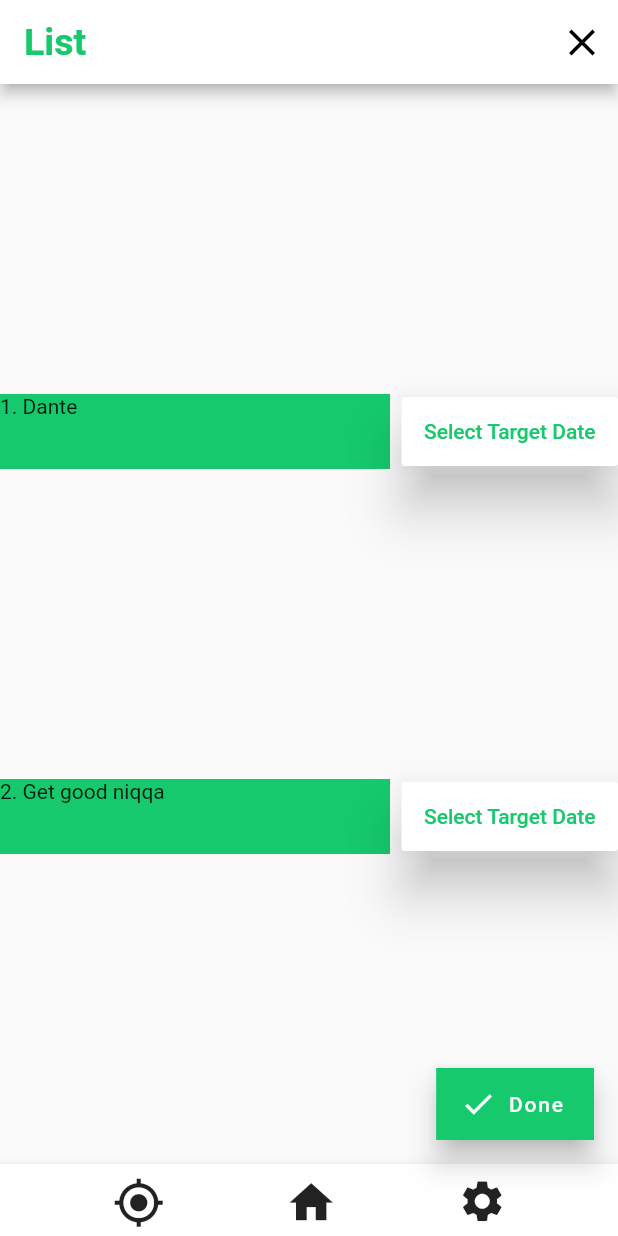
After one commit to studyinghub/vision_check_test, a Flutter app: the ExamplePage screen opened directly, on a phone screen of 412 x 824 dp. The commit adds this screen. Run offline on Flutter 3.47's test engine with Material 2 defaults, Android fonts, the phone set to English and light mode, and no system bars.

Commit message:
Added the date picker

```diff
--- /dev/null
+++ b/lib/components/date_picker.dart
@@ -0,0 +1,123 @@
+import 'package:flutter/cupertino.dart';
+import 'package:flutter/material.dart';
+import 'package:vision_check_test/step_builder.dart';
+import 'package:vision_check_test/components/BottomHomeBar.dart';
+import 'list_of_step_cards.dart';
+
+void main() {
+  runApp(DatePicker());
+}
+
+class DatePicker extends StatefulWidget {
+  @override
+  _DatePickerState createState() => _DatePickerState();
+}
+
+class _DatePickerState extends State<DatePicker> {
+  @override
+  Widget build(BuildContext context) {
+    return MaterialApp(home: ExamplePage());
+  }
+}
+
+class ExamplePage extends StatefulWidget {
+  @override
+  _ExamplePageState createState() => _ExamplePageState();
+}
+
+class _ExamplePageState extends State<ExamplePage> {
+  DateTime _setDate = DateTime.now();
+  Duration initialtimer = new Duration();
+  int selectitem = 1;
+  ListOfStepCards stepCards = new ListOfStepCards();
+
+  Widget datetime() {
+    return CupertinoDatePicker(
+      initialDateTime: DateTime.now(),
+      onDateTimeChanged: (DateTime newdate) {
+        print(newdate);
+      },
+      use24hFormat: true,
+      maximumDate: new DateTime(2030, 12, 30),
+      minimumYear: 2019,
+      maximumYear: 2030,
+      minuteInterval: 1,
+      mode: CupertinoDatePickerMode.dateAndTime,
+    );
+  }
+
+  @override
+  Widget build(BuildContext context) {
+    return Scaffold(
+      appBar: AppBar(
+        actions: <Widget>[
+          IconButton(
+            icon: new Icon(
+              Icons.close,
+              color: Colors.black,
+              size: 30,
+            ),
+            onPressed: () {
+              Navigator.push(
+                context,
+                MaterialPageRoute(
+                  builder: (context) => Steps(),
+                ),
+              );
+            },
+          ),
+        ],
+        title: Text(
+          "List",
+          style: TextStyle(
+            fontWeight: FontWeight.bold,
+            fontSize: 25,
+            color: Color(0xFF15C96C),
+          ),
+        ),
+        backgroundColor: Colors.white,
+      ),
+      body: Stack(
+        children: <Widget>[
+          Column(
+            mainAxisAlignment: MainAxisAlignment.spaceEvenly,
+            children: <Widget>[
+              ListOfStepCards(
+                stepName: 'Dante',
+                stepNumber: 1,
+              ),
+              ListOfStepCards(
+                stepNumber: 2,
+                stepName: 'Get good niqqa',
+              ),
+            ],
+          ),
+        ],
+      ),
+      floatingActionButton: FloatingActionButton.extended(
+        elevation: 8.0,
+        shape: RoundedRectangleBorder(),
+        backgroundColor: Color(0xFF15C96C),
+        icon: Icon(
+          Icons.check,
+        ),
+        onPressed: () {
+          backgroundText = "";
+          //this is where the pop up should come out and stuff
+          Navigator.push(
+            context,
+            MaterialPageRoute(
+              builder: (context) => Steps(),
+            ),
+          );
+
+          setState(() {});
+        },
+        label: Text(
+          'Done',
+        ),
+      ),
+      bottomNavigationBar: BottomHomeBar(),
+    );
+  }
+}
--- /dev/null
+++ b/lib/components/list_of_step_cards.dart
@@ -0,0 +1,61 @@
+import 'package:flutter/material.dart';
+import 'package:flutter/cupertino.dart';
+
+class ListOfStepCards extends StatelessWidget {
+  final String stepName;
+  final int stepNumber;
+  ListOfStepCards({@required this.stepName, @required this.stepNumber});
+
+  Widget datetime() {
+    return CupertinoDatePicker(
+      initialDateTime: DateTime.now(),
+      onDateTimeChanged: (DateTime newdate) {
+        print(newdate);
+      },
+      use24hFormat: true,
+      maximumDate: new DateTime(2030, 12, 30),
+      minimumYear: 2019,
+      maximumYear: 2030,
+      minuteInterval: 1,
+      mode: CupertinoDatePickerMode.dateAndTime,
+    );
+  }
+
+  @override
+  Widget build(BuildContext context) {
+    return Row(
+      mainAxisAlignment: MainAxisAlignment.spaceBetween,
+      children: [
+        Container(
+          color: Color(0xFF15C96C),
+          height: 50.0,
+          width: 260.0,
+          child: Text(
+            stepNumber.toString() + "." + " " + stepName,
+          ),
+        ),
+        Container(
+          child: MaterialButton(
+            elevation: 15.0,
+            padding: EdgeInsets.all(15.0),
+            child: Text(
+              "Select Target Date",
+              style: TextStyle(color: Color(0xFF15C96C)),
+            ),
+            color: Color(0xFFFFFFFF),
+            onPressed: () {
+              showModalBottomSheet(
+                  context: context,
+                  builder: (BuildContext builder) {
+                    return Container(
+                        height:
+                            MediaQuery.of(context).copyWith().size.height / 3,
+                        child: datetime());
+                  });
+            },
+          ),
+        ),
+      ],
+    );
+  }
+}
```
Also changed, not shown: lib/step_builder.dart (+7 -4 lines), lib/the_actual_steps_screen.dart (+21 -0 lines).
